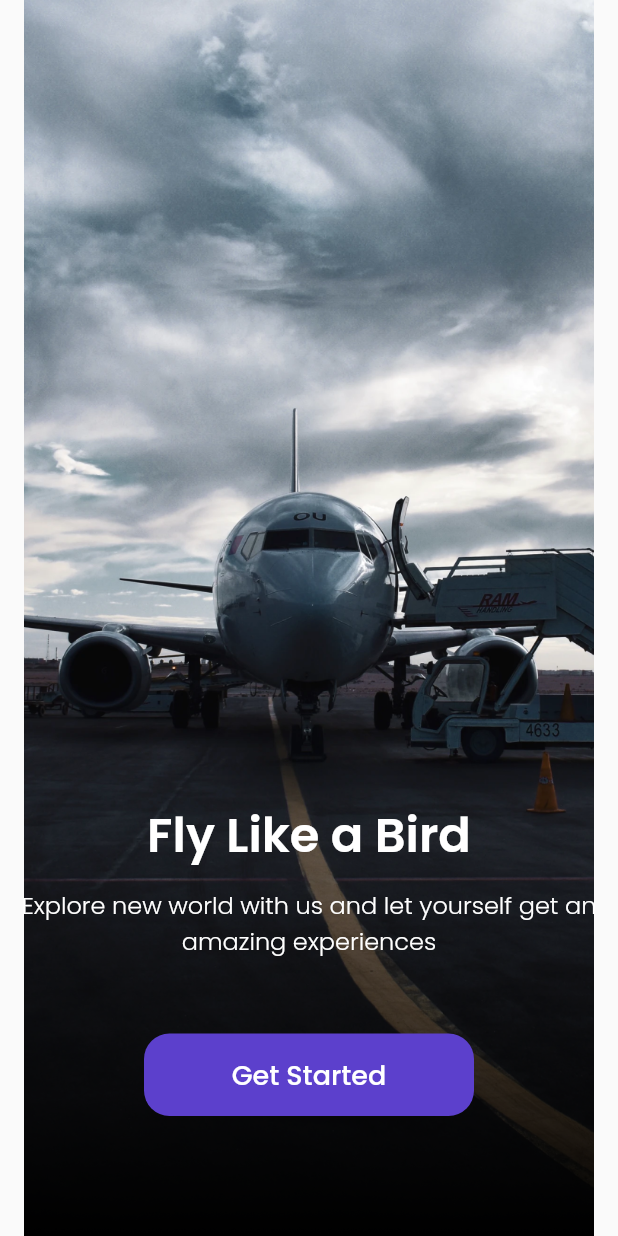
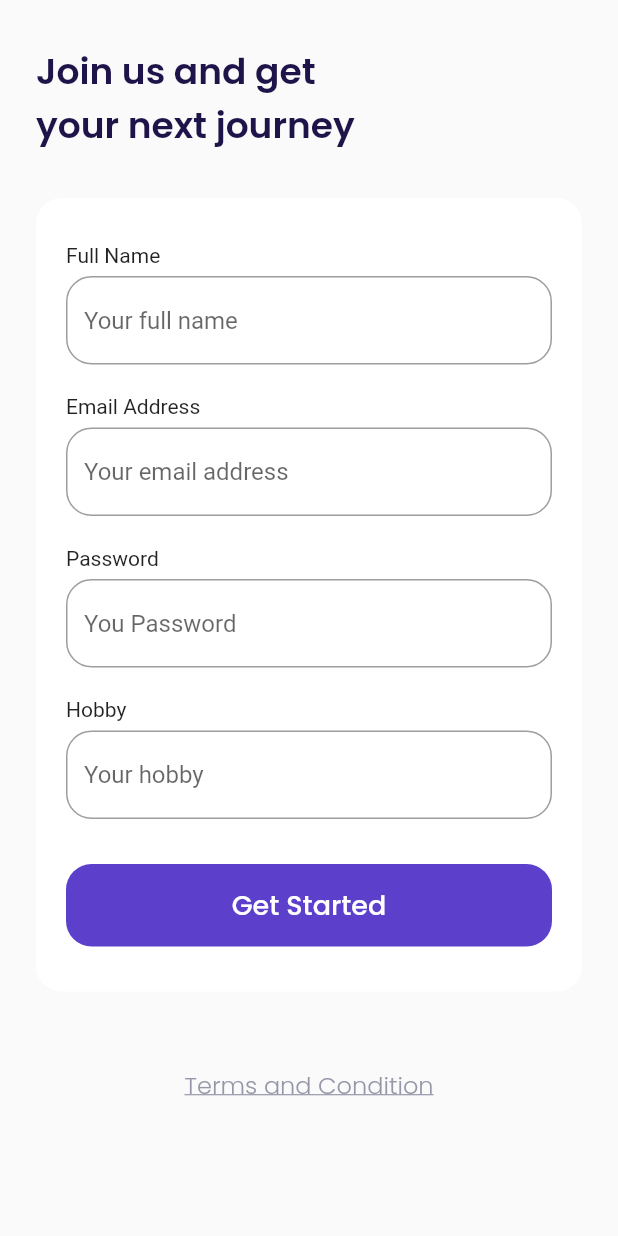
Before and after one commit to yantoiswanto/airplane, a Flutter app: the screen it shows after launch, after a tap on "Get Started", on a phone screen of 412 x 824 dp. Run offline on Flutter 3.47's test engine with Material 2 defaults, Android fonts, the phone set to English and light mode, and no system bars; our stand-ins replace google_fonts.

Commit message:
slicing sign up

```diff
--- a/lib/main.dart
+++ b/lib/main.dart
@@ -1,4 +1,5 @@
 import 'package:airplane/ui/pages/get_started_page.dart';
+import 'package:airplane/ui/pages/sign_up_page.dart';
 import 'package:airplane/ui/pages/splash_page.dart';
 import 'package:flutter/material.dart';
 
@@ -16,6 +17,7 @@ class MyApp extends StatelessWidget {
       routes: {
         '/': (context) => SplashPage(),
         '/get-started': (context) => GetStartedPage(),
+        'sign-up': (context) => SignUpPage()
       },
     );
   }
--- a/lib/shared/theme.dart
+++ b/lib/shared/theme.dart
@@ -1,5 +1,8 @@
 import 'package:flutter/material.dart';
 import 'package:google_fonts/google_fonts.dart';
+
+double defaultMargin = 24.0;
+double defaultRadius = 17.0;
 
 Color kPrimaryColor = Color(0xff5C40CC);
 Color kBlackColor = Color(0xff1F1449);
@@ -12,7 +15,7 @@ Color kInactiveColor = Color(0xffDBD7EC);
 
 TextStyle blackTextStyle = GoogleFonts.poppins(color: kBlackColor);
 TextStyle whiteTextStyle = GoogleFonts.poppins(color: kWhiteColor);
-TextStyle greyTextStyle = GoogleFonts.poppins(color: kGreenColor);
+TextStyle greyTextStyle = GoogleFonts.poppins(color: kGreyColor);
 TextStyle greenTextStyle = GoogleFonts.poppins(color: kGreenColor);
 TextStyle redTextStyle = GoogleFonts.poppins(color: kRedColor);
 TextStyle primaryTextStyle = GoogleFonts.poppins(color: kPrimaryColor);
--- a/lib/ui/pages/get_started_page.dart
+++ b/lib/ui/pages/get_started_page.dart
@@ -49,11 +49,13 @@ class GetStartedPage extends StatelessWidget {
                 height: 55,
                 margin: EdgeInsets.only(top: 50, bottom: 80),
                 child: TextButton(
-                  onPressed: (() {}),
+                  onPressed: (() {
+                    Navigator.pushNamed(context, 'sign-up');
+                  }),
                   style: TextButton.styleFrom(
                     backgroundColor: kPrimaryColor,
                     shape: RoundedRectangleBorder(
-                      borderRadius: BorderRadius.circular(17),
+                      borderRadius: BorderRadius.circular(defaultRadius),
                     ),
                   ),
                   child: Text(
--- /dev/null
+++ b/lib/ui/pages/sign_up_page.dart
@@ -0,0 +1,237 @@
+import 'package:flutter/material.dart';
+import 'package:airplane/shared/theme.dart';
+
+class SignUpPage extends StatelessWidget {
+  const SignUpPage({super.key});
+
+  @override
+  Widget build(BuildContext context) {
+    Widget title() {
+      return Container(
+        margin: EdgeInsets.only(top: 30),
+        child: Text(
+          'Join us and get\nyour next journey',
+          style: blackTextStyle.copyWith(
+            fontSize: 24,
+            fontWeight: semiBold,
+          ),
+        ),
+      );
+    }
+
+    Widget inputSection() {
+      Widget nameInput() {
+        return Container(
+          margin: EdgeInsets.only(bottom: 20),
+          child: Column(
+            crossAxisAlignment: CrossAxisAlignment.start,
+            children: [
+              Text('Full Name'),
+              SizedBox(
+                height: 6,
+              ),
+              TextFormField(
+                cursorColor: kBlackColor,
+                decoration: InputDecoration(
+                  hintText: 'Your full name',
+                  border: OutlineInputBorder(
+                    borderRadius: BorderRadius.circular(
+                      defaultRadius,
+                    ),
+                  ),
+                  focusedBorder: OutlineInputBorder(
+                    borderRadius: BorderRadius.circular(
+                      defaultRadius,
+                    ),
+                    borderSide: BorderSide(
+                      color: kPrimaryColor,
+                    ),
+                  ),
+                ),
+              ),
+            ],
+          ),
+        );
+      }
+
+      Widget emailInput() {
+        return Container(
+          margin: EdgeInsets.only(bottom: 20),
+          child: Column(
+            crossAxisAlignment: CrossAxisAlignment.start,
+            children: [
+              Text('Email Address'),
+              SizedBox(
+                height: 6,
+              ),
+              TextFormField(
+                cursorColor: kBlackColor,
+                decoration: InputDecoration(
+                  hintText: 'Your email address',
+                  border: OutlineInputBorder(
+                    borderRadius: BorderRadius.circular(
+                      defaultRadius,
+                    ),
+                  ),
+                  focusedBorder: OutlineInputBorder(
+                    borderRadius: BorderRadius.circular(
+                      defaultRadius,
+                    ),
+                    borderSide: BorderSide(
+                      color: kPrimaryColor,
+                    ),
+                  ),
+                ),
+              ),
+            ],
+          ),
+        );
+      }
+
+      Widget passwordInput() {
+        return Container(
+          margin: EdgeInsets.only(bottom: 20),
+          child: Column(
+            crossAxisAlignment: CrossAxisAlignment.start,
+            children: [
+              Text('Password'),
+              SizedBox(
+                height: 6,
+              ),
+              TextFormField(
+                cursorColor: kBlackColor,
+                obscureText: true,
+                decoration: InputDecoration(
+                  hintText: 'You Password',
+                  border: OutlineInputBorder(
+                    borderRadius: BorderRadius.circular(
+                      defaultRadius,
+                    ),
+                  ),
+                  focusedBorder: OutlineInputBorder(
+                    borderRadius: BorderRadius.circular(
+                      defaultRadius,
+                    ),
+                    borderSide: BorderSide(
+                      color: kPrimaryColor,
+                    ),
+                  ),
+                ),
+              ),
+            ],
+          ),
+        );
+      }
+
+      Widget hobbyInput() {
+        return Container(
+          margin: EdgeInsets.only(bottom: 30),
+          child: Column(
+            crossAxisAlignment: CrossAxisAlignment.start,
+            children: [
+              Text('Hobby'),
+              SizedBox(
+                height: 6,
+              ),
+              TextFormField(
+                cursorColor: kBlackColor,
+                decoration: InputDecoration(
+                  hintText: 'Your hobby',
+                  border: OutlineInputBorder(
+                    borderRadius: BorderRadius.circular(
+                      defaultRadius,
+                    ),
+                  ),
+                  focusedBorder: OutlineInputBorder(
+                    borderRadius: BorderRadius.circular(
+                      defaultRadius,
+                    ),
+                    borderSide: BorderSide(
+                      color: kPrimaryColor,
+                    ),
+                  ),
+                ),
+              ),
+            ],
+          ),
+        );
+      }
+
+      Widget submitButton() {
+        return Container(
+          width: double.infinity,
+          height: 55,
+          child: TextButton(
+            onPressed: () {},
+            style: TextButton.styleFrom(
+              backgroundColor: kPrimaryColor,
+              shape: RoundedRectangleBorder(
+                borderRadius: BorderRadius.circular(
+                  defaultRadius,
+                ),
+              ),
+            ),
+            child: Text(
+              'Get Started',
+              style: whiteTextStyle.copyWith(
+                fontSize: 18,
+                fontWeight: medium,
+              ),
+            ),
+          ),
+        );
+      }
+
+      return Container(
+        margin: EdgeInsets.only(top: 30),
+        padding: EdgeInsets.symmetric(
+          horizontal: 20,
+          vertical: 30,
+        ),
+        decoration: BoxDecoration(
+          color: kWhiteColor,
+          borderRadius: BorderRadius.circular(
+            defaultRadius,
+          ),
+        ),
+        child: Column(children: [
+          nameInput(),
+          emailInput(),
+          passwordInput(),
+          hobbyInput(),
+          submitButton(),
+        ]),
+      );
+    }
+
+    Widget tacButton() {
+      return Container(
+        alignment: Alignment.center,
+        margin: EdgeInsets.only(
+          top: 50,
+          bottom: 73,
+        ),
+        child: Text(
+          'Terms and Condition',
+          style: greyTextStyle.copyWith(
+            fontSize: 16,
+            fontWeight: light,
+            decoration: TextDecoration.underline,
+          ),
+        ),
+      );
+    }
+
+    return Scaffold(
+      backgroundColor: kBackgroundColor,
+      body: SafeArea(
+        child: ListView(
+          padding: EdgeInsets.symmetric(
+            horizontal: defaultMargin,
+          ),
+          children: [title(), inputSection(), tacButton()],
+        ),
+      ),
+    );
+  }
+}
```
Also changed, not shown: pubspec.yaml (+4 -11 lines), pubspec.lock, 24 other files.
